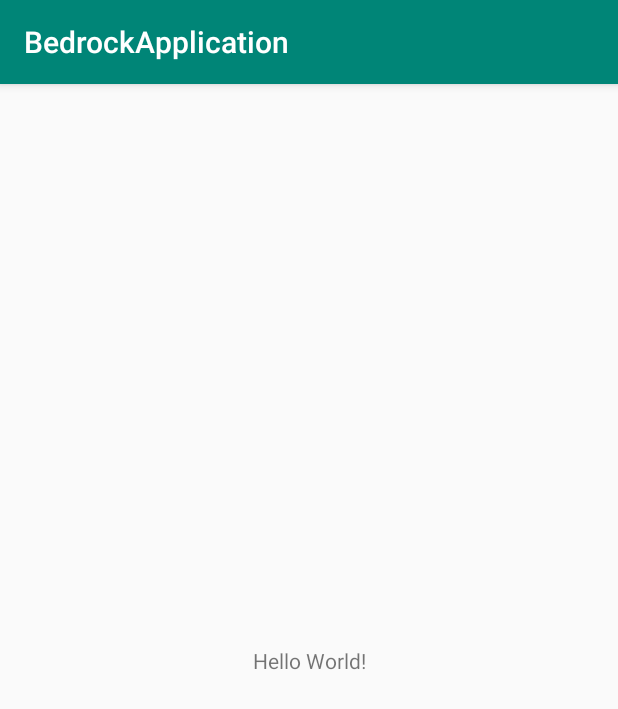
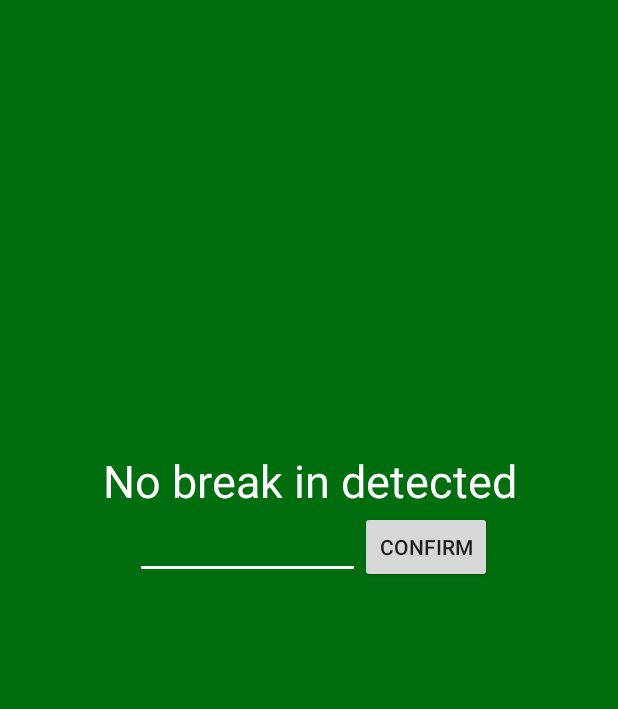
Before and after one commit to joshkirsh720/bedrock, an Android app: the screen it shows after launch (MainActivity), on a phone screen of 412 x 824 dp. Shown: the top 709 px of the screen. Run offline under Robolectric (Android 15) with nearby library versions, the phone set to English and light mode, and no system bars.

Commit message:
app done

```diff
--- a/BedrockApplication/app/build.gradle
+++ b/BedrockApplication/app/build.gradle
@@ -5,7 +5,7 @@ android {
     buildToolsVersion "29.0.2"
     defaultConfig {
         applicationId "com.example.bedrockapplication"
-        minSdkVersion 15
+        minSdkVersion 21
         targetSdkVersion 29
         versionCode 1
         versionName "1.0"
--- a/BedrockApplication/app/src/main/AndroidManifest.xml
+++ b/BedrockApplication/app/src/main/AndroidManifest.xml
@@ -1,6 +1,8 @@
 <?xml version="1.0" encoding="utf-8"?>
 <manifest xmlns:android="http://schemas.android.com/apk/res/android"
     package="com.example.bedrockapplication">
+
+    <uses-permission android:name="android.permission.INTERNET" />
 
     <application
         android:allowBackup="true"
@@ -8,7 +10,9 @@
         android:label="@string/app_name"
         android:roundIcon="@mipmap/ic_launcher_round"
         android:supportsRtl="true"
-        android:theme="@style/AppTheme">
+        android:theme="@style/AppTheme"
+        android:usesCleartextTraffic="true">
+        <activity android:name=".BreakInActivity"></activity>
         <activity android:name=".MainActivity">
             <intent-filter>
                 <action android:name="android.intent.action.MAIN" />
--- a/BedrockApplication/app/src/main/java/com/example/bedrockapplication/MainActivity.java
+++ b/BedrockApplication/app/src/main/java/com/example/bedrockapplication/MainActivity.java
@@ -2,13 +2,77 @@ package com.example.bedrockapplication;
 
 import androidx.appcompat.app.AppCompatActivity;
 
+import android.content.Intent;
 import android.os.Bundle;
+import android.util.Log;
+import android.view.View;
+import android.widget.EditText;
+import android.widget.LinearLayout;
+import android.widget.TextView;
+import android.widget.Toast;
+
+import java.io.BufferedReader;
+import java.io.InputStreamReader;
+import java.net.HttpURLConnection;
+import java.net.URL;
+import java.util.Timer;
+import java.util.TimerTask;
+
 
 public class MainActivity extends AppCompatActivity {
+
+    private String phoneNumber = "";
+
+    EditText phone;
 
     @Override
     protected void onCreate(Bundle savedInstanceState) {
         super.onCreate(savedInstanceState);
         setContentView(R.layout.activity_main);
+
+        phone = (EditText) findViewById(R.id.phone_number_edit);
+
+        Timer t = new Timer();
+        t.schedule(new TimerTask() {
+
+            public void run() {
+                try {
+                    URL url = new URL("http://10.251.90.88:5000/checkAlive/");
+                    Log.d("Bruh", "Bruh");
+                    HttpURLConnection con = (HttpURLConnection) url.openConnection();
+                    con.setRequestMethod("GET");
+
+                    BufferedReader in = new BufferedReader(
+                            new InputStreamReader(con.getInputStream()));
+                    String inputLine;
+                    StringBuffer content = new StringBuffer();
+                    while ((inputLine = in.readLine()) != null) {
+                        content.append(inputLine);
+                    }
+                    in.close();
+                    con.disconnect();
+
+                    if(content.toString().equals("Dead")) {
+                        onBreakIn();
+                    }
+                } catch(Exception e) {
+                    Log.d("MainActivity", e.toString());
+                }
+
+            }
+        }, 1000);
+    }
+
+
+
+    public void onBreakIn() {
+        Intent intent = new Intent(this, BreakInActivity.class);
+        intent.putExtra("EXTRA_PHONE", phoneNumber);
+        startActivity(intent);
+    }
+
+    public void confirmPhone(View view) {
+        phoneNumber = phone.getText().toString();
+        Toast.makeText(this, "Phone Number Confirmed", Toast.LENGTH_SHORT).show();
     }
 }
--- a/BedrockApplication/app/src/main/res/layout/activity_main.xml
+++ b/BedrockApplication/app/src/main/res/layout/activity_main.xml
@@ -1,18 +1,47 @@
 <?xml version="1.0" encoding="utf-8"?>
-<androidx.constraintlayout.widget.ConstraintLayout xmlns:android="http://schemas.android.com/apk/res/android"
+<LinearLayout xmlns:android="http://schemas.android.com/apk/res/android"
     xmlns:app="http://schemas.android.com/apk/res-auto"
     xmlns:tools="http://schemas.android.com/tools"
     android:layout_width="match_parent"
     android:layout_height="match_parent"
-    tools:context=".MainActivity">
+    android:background="@color/colorPrimary"
+    tools:context=".MainActivity"
+    android:orientation="vertical"
+    android:id="@+id/primary_layout">
+
+<!--    <TextView-->
+<!--        android:layout_width="match_parent"-->
+<!--        android:layout_height="wrap_content"-->
+<!--        android:textAlignment="center"-->
+<!--        android:textSize="60dp"-->
+<!--        android:fontFamily="@font/rushing_nightshade"-->
+<!--        android:text="Bedrock"-->
+<!--        android:textColor="@color/colorAccent"/>-->
 
     <TextView
+        android:id="@+id/break_in_text"
+        android:layout_width="match_parent"
+        android:layout_height="wrap_content"
+        android:layout_marginTop="300dp"
+        android:textSize="30dp"
+        android:textAlignment="center"
+        android:textColor="@color/colorAccent"
+        android:text="No break in detected"/>
+    <LinearLayout
         android:layout_width="wrap_content"
-        android:layout_height="wrap_content"
-        android:text="Hello World!"
-        app:layout_constraintBottom_toBottomOf="parent"
-        app:layout_constraintLeft_toLeftOf="parent"
-        app:layout_constraintRight_toRightOf="parent"
-        app:layout_constraintTop_toTopOf="parent" />
+        android:layout_height="wrap_content">
+        <EditText
+            android:id="@+id/phone_number_edit"
+            android:layout_width="150dp"
+            android:layout_height="wrap_content"
+            android:onClick="onBreakIn"
+            android:inputType="phone"
+            android:layout_marginStart="90dp"/>
+        <Button
+            android:layout_width="wrap_content"
+            android:layout_height="wrap_content"
+            android:text="confirm"
+            android:onClick="submitPhone"/>
+    </LinearLayout>
 
-</androidx.constraintlayout.widget.ConstraintLayout>
+</LinearLayout>
--- a/BedrockApplication/app/src/main/res/values/colors.xml
+++ b/BedrockApplication/app/src/main/res/values/colors.xml
@@ -1,6 +1,7 @@
 <?xml version="1.0" encoding="utf-8"?>
 <resources>
-    <color name="colorPrimary">#008577</color>
+    <color name="colorPrimary">#006e0f</color>
     <color name="colorPrimaryDark">#00574B</color>
-    <color name="colorAccent">#D81B60</color>
+    <color name="colorAccent">#FFFFFF</color>
+    <color name="colorBreakIn">#FF3300</color>
 </resources>
--- a/BedrockApplication/app/src/main/res/values/styles.xml
+++ b/BedrockApplication/app/src/main/res/values/styles.xml
@@ -1,7 +1,7 @@
 <resources>
 
     <!-- Base application theme. -->
-    <style name="AppTheme" parent="Theme.AppCompat.Light.DarkActionBar">
+    <style name="AppTheme" parent="Theme.AppCompat.Light.NoActionBar">
         <!-- Customize your theme here. -->
         <item name="colorPrimary">@color/colorPrimary</item>
         <item name="colorPrimaryDark">@color/colorPrimaryDark</item>
--- a/BedrockApplication/settings.gradle
+++ b/BedrockApplication/settings.gradle
@@ -1,2 +1,2 @@
-include ':app'
+include ':app', ':twilio'
 rootProject.name='BedrockApplication'
```
Also changed, not shown: BedrockApplication/app/src/main/java/com/example/bedrockapplication/BreakInActivity.java (added, +26 -0 lines), BedrockApplication/app/src/main/res/layout/activity_break_in.xml (added, +28 -0 lines), BedrockApplication/app/src/main/res/font/rushing_nightshade.ttf (added), 1 other file.
